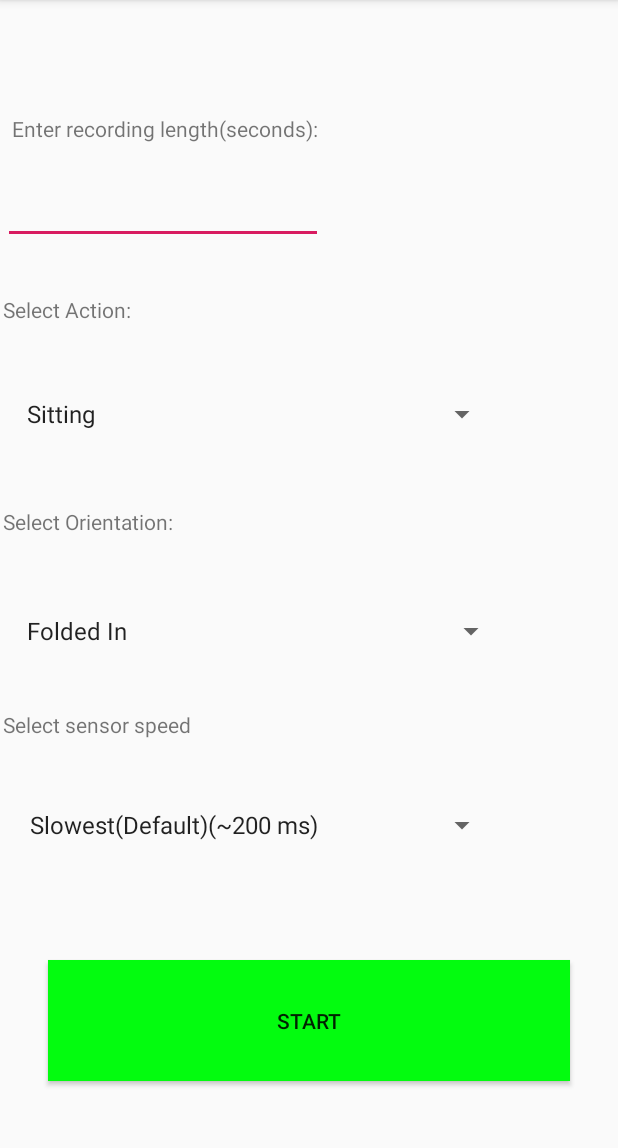
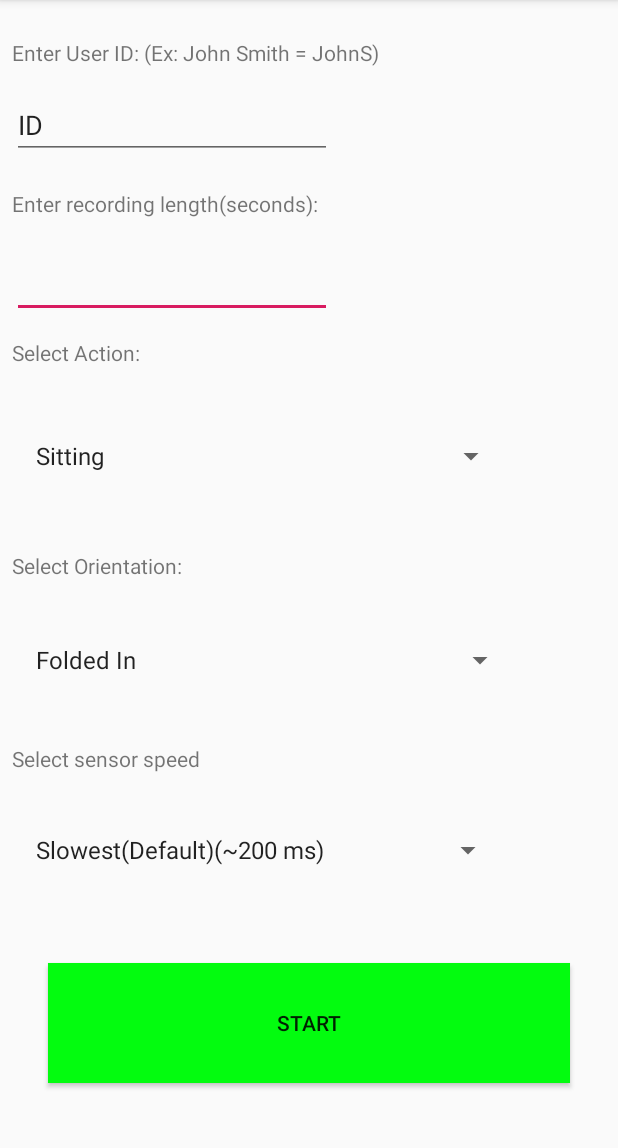
Before and after one commit to vitalib7/PhysicalActivityIdentification, an Android app: the screen it shows after launch (MainActivity), on a phone screen of 412 x 824 dp, the part 84-1232 px from its top. Run offline under Robolectric (Android 15) with nearby library versions, the phone set to English and light mode, and no system bars.

Commit message:
Added UserID and Trial Run as separate columns

```diff
--- a/dataapp/src/main/java/com/example/dataapp/DBHelper.java
+++ b/dataapp/src/main/java/com/example/dataapp/DBHelper.java
@@ -34,7 +34,7 @@ public class DBHelper{
     private Context context;
     private static final String TAG = "DBHelper";
     private static final String TABLE_NAME = "Action_Table";
-    private static final String COL1 = "User_ID";
+    private static final String COL1 = "Trial";
     private static final String COL2 = "Orientation";
     private static final String COL3 = "Activity";
     private static final String COL4 = "Speed";
@@ -42,6 +42,7 @@ public class DBHelper{
     private static final String COL6 = "Chest_Accel_X";
     private static final String COL7 = "Chest_Accel_Y";
     private static final String COL8 = "Chest_Accel_Z";
+    private static final String COL9 = "User_ID";
     private RequestQueue queue;
    // private static final String COL8 = "Helmet_Accel_X";
    // private static final String COL9 = "Helmet_Accel_Y";
@@ -88,6 +89,7 @@ public class DBHelper{
                 contentValues.put(COL6,items.get(5));
                 contentValues.put(COL7,items.get(6));
                 contentValues.put(COL8,items.get(7));
+                contentValues.put(COL9,items.get(8));
                 //contentValues.put(COL8,items.get(6));
                 //contentValues.put(COL9,items.get(7));
                 //contentValues.put(COL10,items.get(8));
--- a/dataapp/src/main/java/com/example/dataapp/MainActivity.java
+++ b/dataapp/src/main/java/com/example/dataapp/MainActivity.java
@@ -17,6 +17,7 @@ public class MainActivity extends AppCompatActivity {
     Spinner foldSpinner;
     Spinner speedSpinner;
     EditText num;
+    EditText id;
 
     @Override
     protected void onCreate(Bundle savedInstanceState) {
@@ -30,6 +31,7 @@ public class MainActivity extends AppCompatActivity {
                 android.R.layout.simple_list_item_1,getResources().getStringArray(R.array.options));
 
         num = (EditText) findViewById(R.id.editText2);
+        id = (EditText) findViewById(R.id.editText);
 
         myAdapter.setDropDownViewResource(android.R.layout.simple_spinner_dropdown_item);
         spinner.setAdapter(myAdapter);
@@ -60,7 +62,8 @@ public class MainActivity extends AppCompatActivity {
             @Override
             public void onClick(View v) {
                 Log.d("Button:","Button Pressed");
-                openRecording( spinner.getSelectedItem().toString(),foldSpinner.getSelectedItem().toString(), speedSpinner.getSelectedItem().toString(),Integer.parseInt(num.getText().toString()));
+                openRecording( spinner.getSelectedItem().toString(),foldSpinner.getSelectedItem().toString(),
+                        speedSpinner.getSelectedItem().toString(),Integer.parseInt(num.getText().toString()),id.getText().toString());
             }
         });
     }
@@ -72,13 +75,14 @@ public class MainActivity extends AppCompatActivity {
      * @param speed
      * @param time
      */
-    private void openRecording(String action,String orientation, String speed, int time)
+    private void openRecording(String action,String orientation, String speed, int time, String id)
     {
         Intent intent = new Intent(this, Recording.class);
         intent.putExtra("Action",action);
         intent.putExtra("Orientation",orientation);
         intent.putExtra("Time",time);
         intent.putExtra("Speed", convertString(speed));
+        intent.putExtra("ID", id);
         startActivity(intent);
     }
 
--- a/dataapp/src/main/java/com/example/dataapp/Recording.java
+++ b/dataapp/src/main/java/com/example/dataapp/Recording.java
@@ -56,6 +56,7 @@ public class Recording extends AppCompatActivity implements SensorEventListener
     private Date date;
     private String id;
     private String speed;
+    private String userID;
 
 
 
@@ -73,6 +74,7 @@ public class Recording extends AppCompatActivity implements SensorEventListener
         orientation = getIntent().getStringExtra("Orientation");
         record_length = getIntent().getIntExtra("Time",15);
         speed = getIntent().getStringExtra("Speed");
+        userID = getIntent().getStringExtra("ID");
         Log.d("Recording",action + " " + orientation + record_length);
         StartTimer();
 
@@ -255,6 +257,7 @@ public class Recording extends AppCompatActivity implements SensorEventListener
                 temp.add(data.get(1 + ((i - 1) * 4)));
                 temp.add(data.get(2 + ((i - 1) * 4)));
                 temp.add(data.get(3 + ((i - 1) * 4)));
+                temp.add(userID);
 
 
                 dbHelper.addData(temp);
@@ -286,7 +289,7 @@ public class Recording extends AppCompatActivity implements SensorEventListener
         @Override
         protected String doInBackground(Void... voids) {
             RequestQueue rq = Volley.newRequestQueue(context);
-            String url = "https://script.google.com/macros/s/AKfycbwyUTIr6RMxjfIzBdJ9_b9ep7Kzx7ZexpK5bzThA-2CTZjA8r0/exec?action=getId";
+            String url = "https://script.google.com/macros/s/AKfycbwyUTIr6RMxjfIzBdJ9_b9ep7Kzx7ZexpK5bzThA-2CTZjA8r0/exec?action=getTrial";
             RequestFuture<String> future = RequestFuture.newFuture();
             StringRequest request = new StringRequest(Request.Method.GET, url, future, future);
             rq.add(request);
--- a/dataapp/src/main/res/layout/activity_main.xml
+++ b/dataapp/src/main/res/layout/activity_main.xml
@@ -10,18 +10,20 @@
         android:id="@+id/spinner"
         android:layout_width="0dp"
         android:layout_height="0dp"
-        android:layout_marginBottom="21dp"
+        android:layout_marginStart="8dp"
+        android:layout_marginEnd="6dp"
+        android:layout_marginBottom="23dp"
         app:layout_constraintBottom_toTopOf="@+id/textView2"
-        app:layout_constraintEnd_toEndOf="@+id/spinner3"
-        app:layout_constraintStart_toStartOf="@+id/textView"
+        app:layout_constraintEnd_toEndOf="@+id/spinner2"
+        app:layout_constraintStart_toStartOf="parent"
         app:layout_constraintTop_toBottomOf="@+id/textView" />
 
     <TextView
         android:id="@+id/textView"
         android:layout_width="wrap_content"
         android:layout_height="wrap_content"
-        android:layout_marginStart="2dp"
-        android:layout_marginBottom="20dp"
+        android:layout_marginStart="8dp"
+        android:layout_marginBottom="19dp"
         android:text="@string/action"
         app:layout_constraintBottom_toTopOf="@+id/spinner"
         app:layout_constraintStart_toStartOf="parent"
@@ -33,7 +35,7 @@
         android:layout_height="0dp"
         android:layout_marginStart="32dp"
         android:layout_marginEnd="32dp"
-        android:layout_marginBottom="47dp"
+        android:layout_marginBottom="46dp"
         android:background="@color/buttonColor"
         android:text="@string/Start"
         app:layout_constraintBottom_toBottomOf="parent"
@@ -45,8 +47,8 @@
         android:id="@+id/spinner2"
         android:layout_width="336dp"
         android:layout_height="0dp"
-        android:layout_marginStart="2dp"
-        android:layout_marginBottom="12dp"
+        android:layout_marginStart="8dp"
+        android:layout_marginBottom="16dp"
         app:layout_constraintBottom_toTopOf="@+id/textView6"
         app:layout_constraintStart_toStartOf="parent"
         app:layout_constraintTop_toBottomOf="@+id/textView2" />
@@ -55,8 +57,8 @@
         android:id="@+id/textView2"
         android:layout_width="wrap_content"
         android:layout_height="wrap_content"
-        android:layout_marginStart="2dp"
-        android:layout_marginBottom="23dp"
+        android:layout_marginStart="8dp"
+        android:layout_marginBottom="13dp"
         android:text="@string/orientation"
         app:layout_constraintBottom_toTopOf="@+id/spinner2"
         app:layout_constraintStart_toStartOf="parent"
@@ -66,8 +68,8 @@
         android:id="@+id/editText2"
         android:layout_width="wrap_content"
         android:layout_height="wrap_content"
-        android:layout_marginStart="2dp"
-        android:layout_marginBottom="34dp"
+        android:layout_marginStart="8dp"
+        android:layout_marginBottom="13dp"
         android:ems="10"
         android:inputType="number"
         app:layout_constraintBottom_toTopOf="@+id/textView"
@@ -79,19 +81,18 @@
         android:layout_width="wrap_content"
         android:layout_height="wrap_content"
         android:layout_marginStart="8dp"
-        android:layout_marginTop="76dp"
-        android:layout_marginBottom="22dp"
+        android:layout_marginBottom="21dp"
         android:text="@string/recording_Length"
         app:layout_constraintBottom_toTopOf="@+id/editText2"
         app:layout_constraintStart_toStartOf="parent"
-        app:layout_constraintTop_toTopOf="parent" />
+        app:layout_constraintTop_toBottomOf="@+id/editText" />
 
     <TextView
         android:id="@+id/textView6"
         android:layout_width="wrap_content"
         android:layout_height="wrap_content"
-        android:layout_marginStart="2dp"
-        android:layout_marginBottom="17dp"
+        android:layout_marginStart="8dp"
+        android:layout_marginBottom="11dp"
         android:text="@string/speed"
         app:layout_constraintBottom_toTopOf="@+id/spinner3"
         app:layout_constraintStart_toStartOf="parent"
@@ -101,12 +102,37 @@
         android:id="@+id/spinner3"
         android:layout_width="0dp"
         android:layout_height="0dp"
-        android:layout_marginStart="4dp"
-        android:layout_marginEnd="6dp"
-        android:layout_marginBottom="49dp"
+        android:layout_marginStart="8dp"
+        android:layout_marginEnd="8dp"
+        android:layout_marginBottom="35dp"
         app:layout_constraintBottom_toTopOf="@+id/button"
         app:layout_constraintEnd_toEndOf="@+id/spinner2"
         app:layout_constraintStart_toStartOf="parent"
         app:layout_constraintTop_toBottomOf="@+id/textView6" />
 
+    <EditText
+        android:id="@+id/editText"
+        android:layout_width="wrap_content"
+        android:layout_height="wrap_content"
+        android:layout_marginStart="8dp"
+        android:layout_marginBottom="20dp"
+        android:ems="10"
+        android:inputType="textPersonName"
+        android:text="@string/ID"
+        app:layout_constraintBottom_toTopOf="@+id/textView4"
+        app:layout_constraintStart_toStartOf="parent"
+        app:layout_constraintTop_toBottomOf="@+id/textView5" />
+
+    <TextView
+        android:id="@+id/textView5"
+        android:layout_width="wrap_content"
+        android:layout_height="wrap_content"
+        android:layout_marginStart="8dp"
+        android:layout_marginTop="25dp"
+        android:layout_marginBottom="16dp"
+        android:text="@string/userID"
+        app:layout_constraintBottom_toTopOf="@+id/editText"
+        app:layout_constraintStart_toStartOf="parent"
+        app:layout_constraintTop_toTopOf="parent" />
+
 </android.support.constraint.ConstraintLayout>
--- a/dataapp/src/main/res/values/strings.xml
+++ b/dataapp/src/main/res/values/strings.xml
@@ -14,6 +14,10 @@
     <string name="Start">Start </string>
 
     <string name="Length">Length </string>
+
+    <string name="userID">Enter User ID: (Ex: John Smith = JohnS) </string>
+
+    <string name="ID">ID </string>
 
 
     <string name="Save">Save </string>
```
